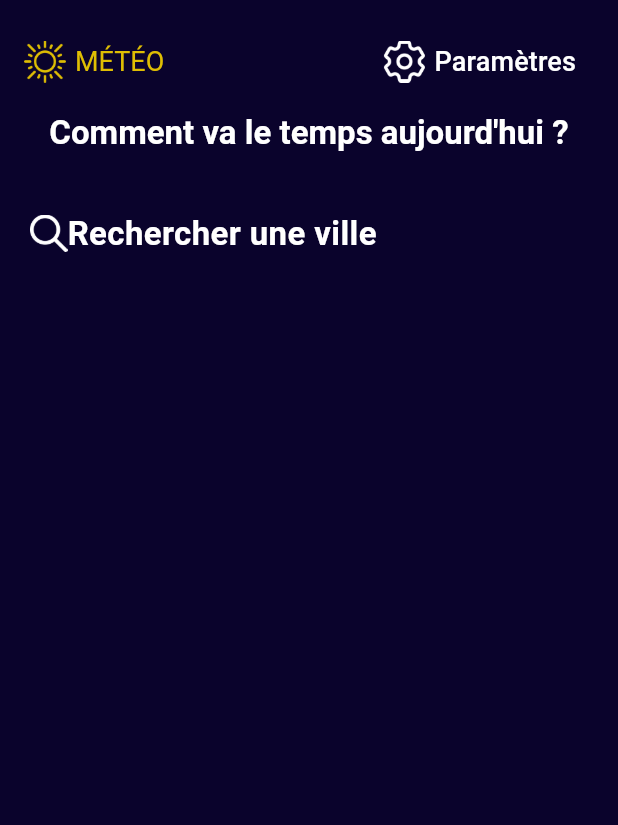
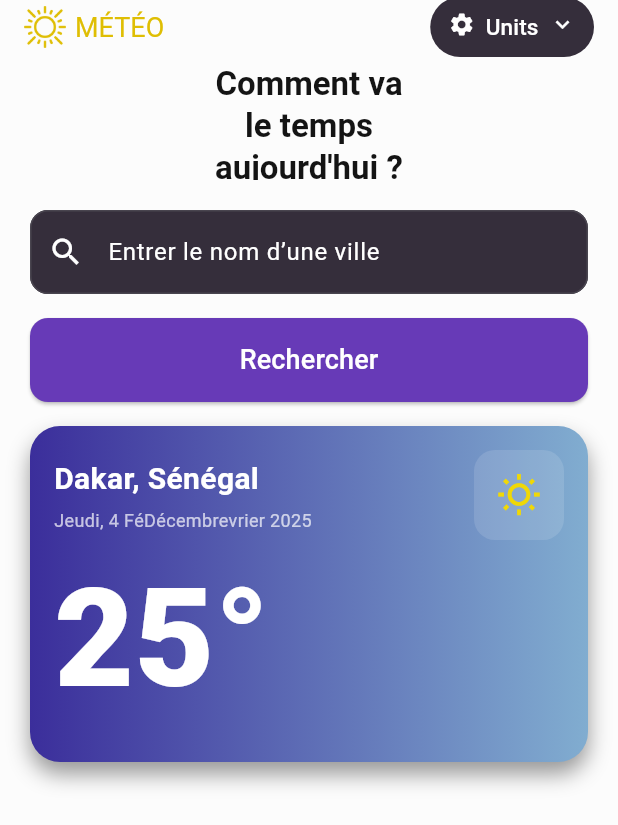
Before and after one commit to aliounediallo-debug/appli_meteo, a Flutter app: the screen it shows after launch, on a phone screen of 412 x 824 dp. Shown: the top 825 px of the screen. Run offline on Flutter 3.47's test engine with Material 3 defaults, Android fonts, the phone set to English and light mode, and no system bars; project files that could hold a hidden picture were left out.

Commit message:
nouveau modif

```diff
--- a/lib/main.dart
+++ b/lib/main.dart
@@ -1,5 +1,6 @@
 import 'package:flutter/material.dart';
 import 'package:appli_meteo/pages/home.dart';
+import 'package:appli_meteo/widgets/grand_meteo.dart';
 
 void main() {
   runApp(const MyApp());
@@ -14,6 +15,7 @@ class MyApp extends StatelessWidget {
     return MaterialApp(
 
       debugShowCheckedModeBanner: false,
+      // theme: ThemeData(fontFamily: 'meteo' ),
       home: HomePage(),
     );
   }
--- a/lib/pages/home.dart
+++ b/lib/pages/home.dart
@@ -1,19 +1,28 @@
 import 'package:flutter/material.dart';
+import 'package:appli_meteo/widgets/grand_meteo.dart';
 
-class HomePage extends StatelessWidget {
+class HomePage extends StatefulWidget {
   const HomePage({super.key});
+
+  @override
+  State<HomePage> createState() => _HomePageState();
+}
+
+class _HomePageState extends State<HomePage> {
+
+  final TextEditingController searchController = TextEditingController();
 
   @override
   Widget build(BuildContext context) {
     return Scaffold(
+      backgroundColor: const Color.fromARGB(255, 252, 252, 252),
 
       appBar: AppBar(
-              backgroundColor: const Color.fromARGB(255, 10, 3, 44),
+                      backgroundColor: const Color.fromARGB(255, 252, 252, 252),
                       centerTitle: true,
-              toolbarHeight: 120, // augmente la hauteur pour placer les icônes au-dessus
+                      toolbarHeight: 120,
 
         title: Column(
-                crossAxisAlignment: CrossAxisAlignment.center,
           children: [
             Row(
               mainAxisAlignment: MainAxisAlignment.spaceBetween,
@@ -21,63 +30,117 @@ class HomePage extends StatelessWidget {
 
                 Row(
                   children: [
-                              Image.asset("img/sun.png", width: 28,height: 28, color: Color.fromARGB(255, 223, 190, 3),),
+                    Image.asset("img/sun.png",
+                      width: 28,
+                      height: 28,
+                      color: const Color.fromARGB(255, 223, 190, 3),
+                    ),
                     const SizedBox(width: 6),
-                              const Text("MÉTÉO",
+                    const Text(
+                      "MÉTÉO",
                       style: TextStyle(
                         color: Color.fromARGB(255, 223, 190, 3),
-                                        fontSize: 18,),),
+                        fontSize: 18,
+                      ),
+                    ),
                   ],
                 ),
 
 
                 TextButton(
-            onPressed: () {
-              print("OUVERTURE PARAMÈTRES");
-            },
-            child: Row(
+                  onPressed: () {},
+
+                  child: Wrap(
+                    spacing: 7,
                       children: [
-                Image.asset("img/setting.png",
-                             width: 28,
-                             height: 28,
-                             color: Colors.white, ),
-                          const SizedBox(width: 6),
-                          const Text("Paramètres",
-                                style: TextStyle(color: Colors.white, fontSize: 18),),
+                        const Icon(
+                          Icons.settings,
+                          color: Colors.white,
+                        ),
+                        const Text(
+                          "Units",
+                          style: TextStyle(color: Colors.white, fontSize: 15),
+                        ),
+                        const Icon(
+                          Icons.keyboard_arrow_down,
+                          color: Colors.white,
+                        ),
                       ],
+                  ),
+                  style: TextButton.styleFrom(
+                    backgroundColor: const Color.fromARGB(255, 53, 46, 59),
+
                   ),
                 ),
               ],
             ),
 
-              const SizedBox(height: 10),
 
 
-                    const Text( "Comment va le temps aujourd'hui ?",
+
+            const Text(
+              "Comment va\nle temps\naujourd'hui ?",
               textAlign: TextAlign.center,
               style: TextStyle(
                 fontWeight: FontWeight.bold,
                 fontSize: 22,
-                          color: Colors.white, ),),
+                color: Color.fromARGB(255, 20, 20, 20),
+              ),
+            )
           ],
         ),
       ),
 
-      body: Padding(padding:  const EdgeInsets.all(20),
-      child: Row(
+
+      body: Padding(
+        padding: const EdgeInsets.all(20),
+        child: Wrap(
+          runSpacing: 16,
           children: [
-          Image.asset("img/search.png", width: 25,height: 25, color: Colors.white,
+            TextField(
+                      controller: searchController,
+                      decoration: InputDecoration(
+                        hintText: "Entrer le nom d’une ville",
+                        hintStyle: const TextStyle(
+                          color: Colors.white,
+                          fontSize: 16,
                         ),
-          const Text("Rechercher une ville",
-          textAlign: TextAlign.center,
-          style: TextStyle(
-            fontWeight: FontWeight.bold,
-            fontSize: 22,
-            color: Colors.white, ),),
+                         prefixIcon: const Icon(
+                          Icons.search,
+                          color: Colors.white,
+                        ),
+                        filled: true,
+                        fillColor: const Color.fromARGB(255, 53, 46, 59),
+                        border: OutlineInputBorder(
+                          borderRadius: BorderRadius.circular(12),
+                          borderSide: BorderSide(),
+                        ),
+              ),
+            ),
+
+            SizedBox(
+              width: double.infinity,
+              child: ElevatedButton(
+                style: ElevatedButton.styleFrom(
+                  backgroundColor: Colors.deepPurple,
+                  padding: const EdgeInsets.symmetric(vertical: 15),
+                  shape: RoundedRectangleBorder(
+                    borderRadius: BorderRadius.circular(12),
+                  ),
+                ),
+                onPressed: () {},
+
+                child: const Text(
+                  "Rechercher",
+                  style: TextStyle(fontSize: 18, color: Colors.white),
+                ),
+              ),
+            ),
+            const GrandMeteo(),
           ],
-      )
         ),
-        backgroundColor: const Color.fromARGB(255, 10, 3, 44),
+      ),
+
     );
   }
 }
--- /dev/null
+++ b/lib/widgets/grand_meteo.dart
@@ -0,0 +1,93 @@
+import 'package:flutter/material.dart';
+
+class GrandMeteo extends StatelessWidget {
+  const GrandMeteo({super.key});
+
+  @override
+  Widget build(BuildContext context) {
+    return Container(
+                      width: double.infinity,
+                      padding: const EdgeInsets.all(16),
+                      decoration: BoxDecoration(
+                        gradient: LinearGradient(
+                          colors: [
+                            const Color(0xFF3B2E9B),
+                            const Color(0xFF81ADD0),
+                          ],
+                        ),
+                      borderRadius: BorderRadius.circular(20),
+                      boxShadow: [
+                      BoxShadow(
+                        color: Colors.black.withOpacity(0.4),
+                        blurRadius: 12,
+                        offset: const Offset(0, 8),
+                      ),
+                    ],
+                  ),
+
+                            child: Wrap(
+                              spacing: 8,
+                              children: [
+                                Row(
+                                  mainAxisAlignment: MainAxisAlignment.spaceBetween,
+                                  children: [
+                                    Column(
+                                      crossAxisAlignment: CrossAxisAlignment.start,
+                                      children: const [
+                                        Text(
+                                          "Dakar, Sénégal",
+                                          style: TextStyle(
+                                            color: Colors.white,
+                                            fontSize: 20,
+                                            fontWeight: FontWeight.bold,
+                                          ),
+                                        ),
+                                        SizedBox(height: 4),
+                                        Text(
+                                          "Jeudi, 4 FéDécembrevrier 2025",
+                                          style: TextStyle(
+                                            color: Colors.white70,
+                                            fontSize: 12,
+                                          ),
+                                        ),
+                                      ],
+                                    ),
+
+                                    Container(
+                                      width: 60,
+                                      height: 60,
+                                      decoration: BoxDecoration(
+                                        color: Colors.white.withOpacity(0.12),
+                                        borderRadius: BorderRadius.circular(14),
+                                      ),
+                                      child: const Center(
+                                        child: Icon(
+                                          Icons.wb_sunny_outlined,
+                                          color: Color.fromARGB(255, 240, 216, 6),
+                                          size: 30,
+                                        ),
+                                      ),
+                                    ),
+                                  ],
+                                ),
+
+                                Row(
+                                  mainAxisAlignment: MainAxisAlignment.spaceBetween,
+                                  children: [
+                                    const Text(
+                                      "25°",
+                                      style: TextStyle(
+                                        color: Colors.white,
+                                        fontSize: 92,
+                                        fontWeight: FontWeight.w900,
+                                      ),
+                                    ),
+
+
+                                  ],
+                                ),
+                              ],
+                            ),
+    );
+  }
+}
```
Also changed, not shown: pubspec.yaml (+6 -2 lines), fonts/Ice-Cold-Colour-LH.otf (added), fonts/Ice-Cold-Solid-LH.otf (added). Lines whose indentation alone changed are shown as unchanged.
